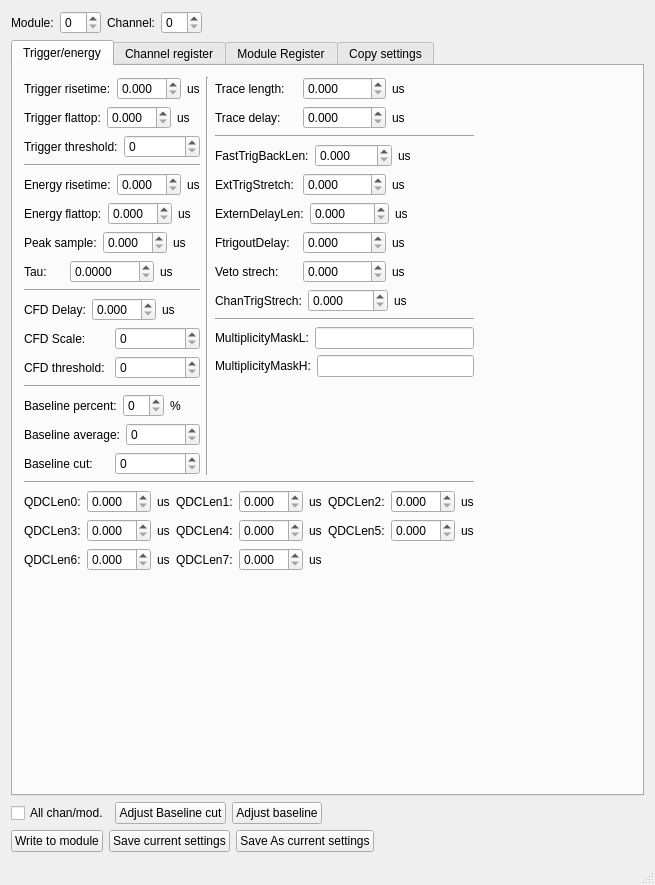
Before: the Qt Designer form sirius/src/XIAengineControl/mainwindow.ui in oslocyclotronlab/OCLDAQ, drawn with Qt 5.
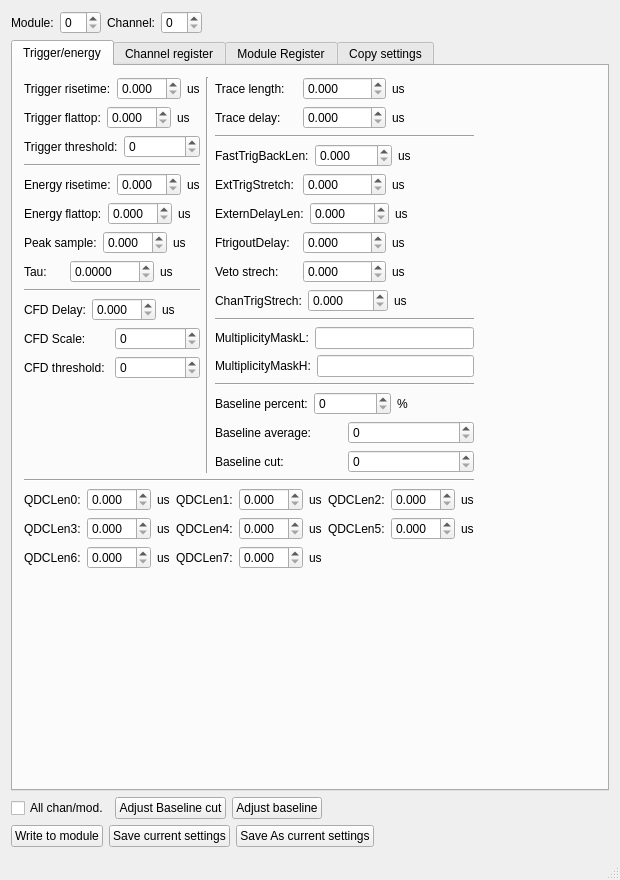
After: the same form once the commit is applied.

Diff of the .ui file:
```diff
--- a/sirius/src/XIAengineControl/mainwindow.ui
+++ b/sirius/src/XIAengineControl/mainwindow.ui
@@ -6,8 +6,8 @@
    <rect>
     <x>0</x>
     <y>0</y>
-    <width>655</width>
-    <height>885</height>
+    <width>620</width>
+    <height>880</height>
    </rect>
   </property>
   <property name="sizePolicy">
@@ -18,8 +18,8 @@
   </property>
   <property name="maximumSize">
    <size>
-    <width>655</width>
-    <height>885</height>
+    <width>620</width>
+    <height>880</height>
    </size>
   </property>
   <property name="windowTitle">
@@ -83,10 +83,7 @@
          <attribute name="title">
           <string>Trigger/energy</string>
          </attribute>
-         <layout class="QGridLayout" name="gridLayout_2">
-          <item row="0" column="0">
-           <layout class="QHBoxLayout" name="horizontalLayout_50">
-            <item>
+         <widget class="QWidget" name="">
              <layout class="QVBoxLayout" name="verticalLayout_15">
               <item>
                <layout class="QHBoxLayout" name="horizontalLayout_49">
@@ -359,66 +356,6 @@
                     </item>
                    </layout>
                   </item>
-                  <item>
-                   <widget class="Line" name="line_6">
-                    <property name="orientation">
-                     <enum>Qt::Horizontal</enum>
-                    </property>
-                   </widget>
-                  </item>
-                  <item>
-                   <layout class="QVBoxLayout" name="verticalLayout_9">
-                    <item>
-                     <layout class="QHBoxLayout" name="horizontalLayout_37">
-                      <item>
-                       <widget class="QLabel" name="label_52">
-                        <property name="text">
-                         <string>Baseline percent:</string>
-                        </property>
-                       </widget>
-                      </item>
-                      <item>
-                       <widget class="QSpinBox" name="baselinePercent"/>
-                      </item>
-                      <item>
-                       <widget class="QLabel" name="label_53">
-                        <property name="text">
-                         <string>%</string>
-                        </property>
-                       </widget>
-                      </item>
-                     </layout>
-                    </item>
-                    <item>
-                     <layout class="QHBoxLayout" name="horizontalLayout_51">
-                      <item>
-                       <widget class="QLabel" name="label_57">
-                        <property name="text">
-                         <string>Baseline average:</string>
-                        </property>
-                       </widget>
-                      </item>
-                      <item>
-                       <widget class="QSpinBox" name="baselineAverage"/>
-                      </item>
-                     </layout>
-                    </item>
-                    <item>
-                     <layout class="QHBoxLayout" name="horizontalLayout_38">
-                      <item>
-                       <widget class="QLabel" name="label_54">
-                        <property name="text">
-                         <string>Baseline cut:</string>
-                        </property>
-                       </widget>
-                      </item>
-                      <item>
-                       <widget class="QSpinBox" name="baselineCut"/>
-                      </item>
-                     </layout>
-                    </item>
-                   </layout>
-                  </item>
                   <item>
                    <spacer name="verticalSpacer">
                     <property name="orientation">
@@ -724,6 +661,66 @@
                     </item>
                    </layout>
                   </item>
+               <item>
+                <widget class="Line" name="line_6">
+                 <property name="orientation">
+                  <enum>Qt::Horizontal</enum>
+                 </property>
+                </widget>
+               </item>
+               <item>
+                <layout class="QVBoxLayout" name="verticalLayout_9">
+                 <item>
+                  <layout class="QHBoxLayout" name="horizontalLayout_37">
+                   <item>
+                    <widget class="QLabel" name="label_52">
+                     <property name="text">
+                      <string>Baseline percent:</string>
+                     </property>
+                    </widget>
+                   </item>
+                   <item>
+                    <widget class="QSpinBox" name="baselinePercent"/>
+                   </item>
+                   <item>
+                    <widget class="QLabel" name="label_53">
+                     <property name="text">
+                      <string>%</string>
+                     </property>
+                    </widget>
+                   </item>
+                  </layout>
+                 </item>
+                 <item>
+                  <layout class="QHBoxLayout" name="horizontalLayout_51">
+                   <item>
+                    <widget class="QLabel" name="label_57">
+                     <property name="text">
+                      <string>Baseline average:</string>
+                     </property>
+                    </widget>
+                   </item>
+                   <item>
+                    <widget class="QSpinBox" name="baselineAverage"/>
+                   </item>
+                  </layout>
+                 </item>
+                 <item>
+                  <layout class="QHBoxLayout" name="horizontalLayout_38">
+                   <item>
+                    <widget class="QLabel" name="label_54">
+                     <property name="text">
+                      <string>Baseline cut:</string>
+                     </property>
+                    </widget>
+                   </item>
+                   <item>
+                    <widget class="QSpinBox" name="baselineCut"/>
+                   </item>
+                  </layout>
+                 </item>
+                </layout>
+               </item>
                   <item>
                    <spacer name="verticalSpacer_2">
                     <property name="orientation">
@@ -1021,23 +1018,7 @@
                </spacer>
               </item>
              </layout>
-            </item>
-            <item>
-             <spacer name="horizontalSpacer_2">
-              <property name="orientation">
-               <enum>Qt::Horizontal</enum>
-              </property>
-              <property name="sizeHint" stdset="0">
-               <size>
-                <width>40</width>
-                <height>20</height>
-               </size>
-              </property>
-             </spacer>
-            </item>
-           </layout>
-          </item>
-         </layout>
+         </widget>
         </widget>
         <widget class="QWidget" name="tab_2">
          <attribute name="title">
```
Left out of the diff: 2 changed lines with no effect on the pictures. Lines whose indentation alone changed are shown as unchanged.
